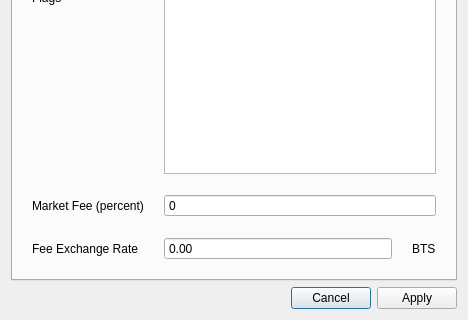
Old version of the form bitsharesqt/createasset.ui in the repository jhtitor/citadel; both pictures show x 0 to 468 and y 278 to 598 of the 468 by 598 pixel window.
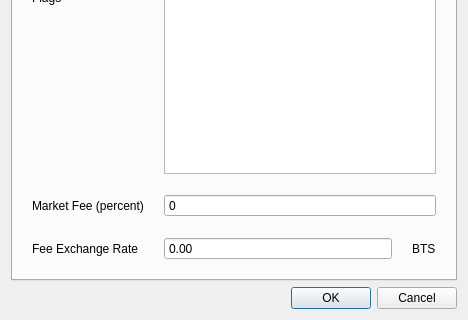
New version of the form. Icons and pictures are not drawn.

Commit message: Replace "Apply" button with "OK" in several dialogs.

What changed in the file:
```diff
--- a/bitsharesqt/createasset.ui
+++ b/bitsharesqt/createasset.ui
@@ -748,7 +748,7 @@
    <item>
     <widget class="QDialogButtonBox" name="buttonBox">
      <property name="standardButtons">
-      <set>QDialogButtonBox::Apply|QDialogButtonBox::Cancel</set>
+      <set>QDialogButtonBox::Cancel|QDialogButtonBox::Ok</set>
      </property>
     </widget>
    </item>
```
The commit also changes 1 other file.
